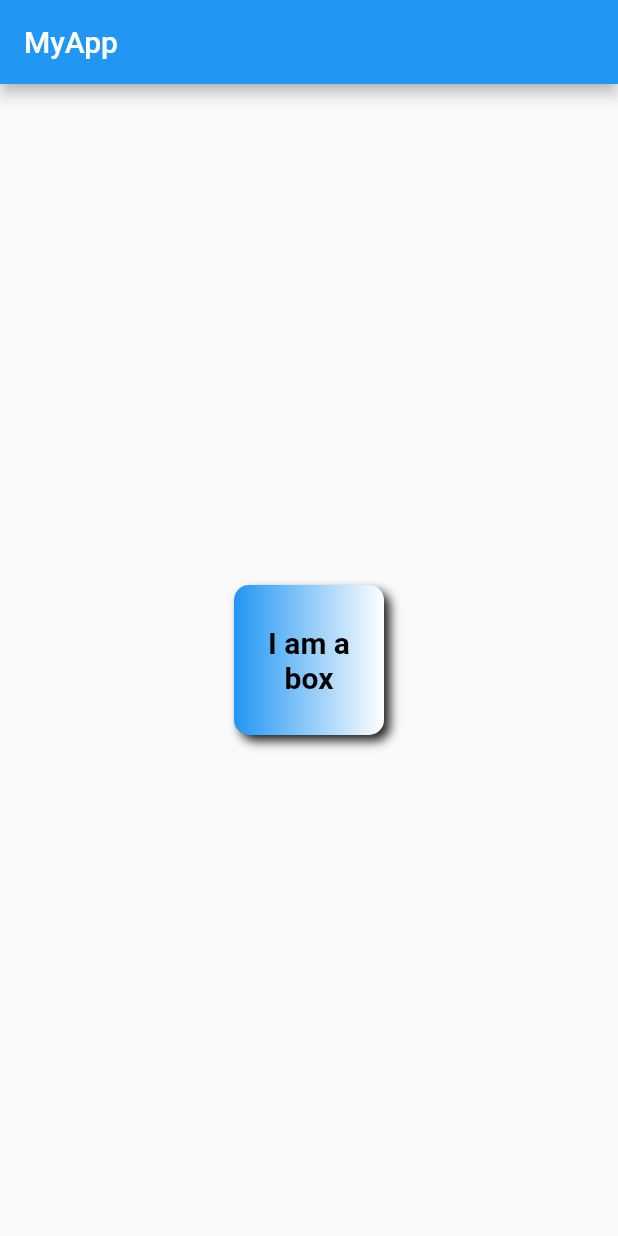
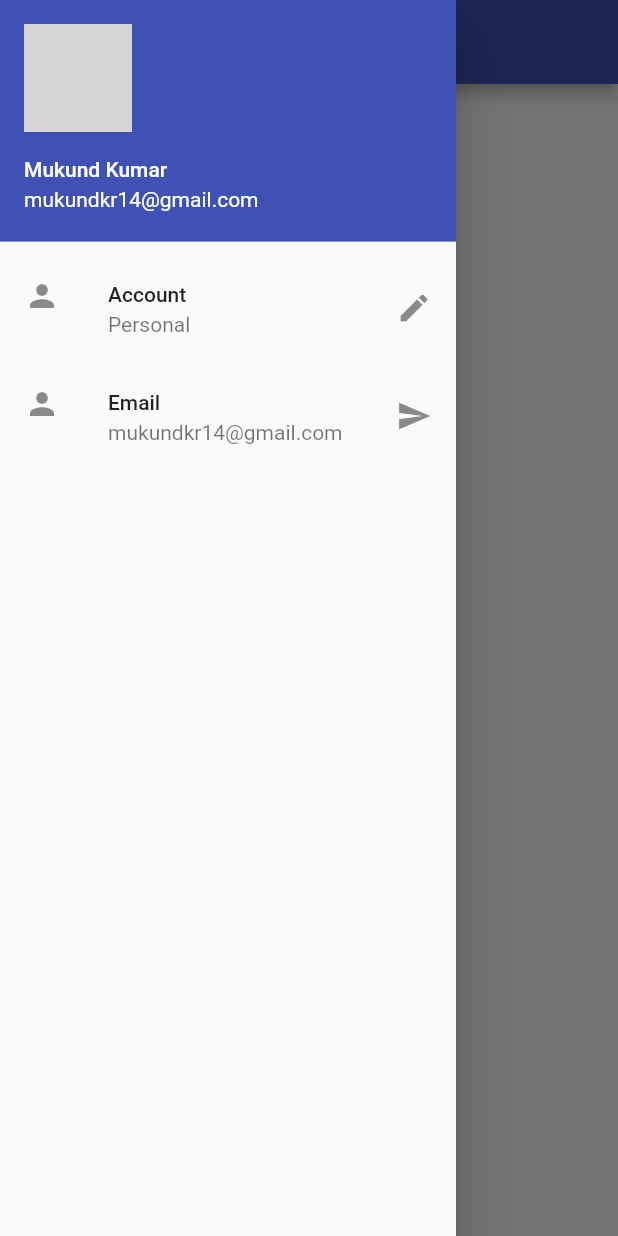
Before and after one commit to mukundkr14/first_app, a Flutter app: the screen it shows after launch, with the side drawer open (before the commit the screen has no drawer), on a phone screen of 412 x 824 dp. Run offline on Flutter 3.47's test engine with Material 2 defaults, Android fonts, the phone set to English and light mode, and no system bars; network calls fail; grey boxes are pictures that could not be loaded.

Commit message:
ch3 completed

```diff
--- a/lib/main.dart
+++ b/lib/main.dart
@@ -1,10 +1,13 @@
 import 'package:flutter/material.dart';
 
 void main() {
-  runApp(MaterialApp(
+  runApp(
+    MaterialApp(
       title: "MyApp",
       home: HomePage(),
-  ));
+      theme: ThemeData(primarySwatch: Colors.indigo),
+    ),
+  );
 }
 
 class HomePage extends StatelessWidget {
@@ -14,35 +17,51 @@ class HomePage extends StatelessWidget {
       appBar: AppBar(
         title: Text("MyApp"),
       ),
-        body: Center(
-          child: Container(
-            padding: const EdgeInsets.all(8),
-            alignment: Alignment.center,
-            // margin: const EdgeInsets.all(8),
-            // color: Colors.teal,
-            // color not supported with decoration, use color inside decoration
-            width: 100,
-            height: 100,
-            decoration: BoxDecoration(
-                // shape: BoxShape.circle,
-                borderRadius: BorderRadius.circular(10),
-                boxShadow: [
-                  BoxShadow(
-                      color: Colors.grey[900],
-                      blurRadius: 5.0,
-                      offset: Offset(4.0, 4.0))
-                ],
-                color: Colors.teal,
-                gradient: LinearGradient(colors: [Colors.blue, Colors.white])),
-            child: Text(
-              "I am a box",
-              textAlign: TextAlign.center,
-              style: TextStyle(
-                  color: Colors.black,
-                  fontWeight: FontWeight.bold,
-                  fontSize: 20),
+      body: Container(),
+      drawer: Drawer(
+        child: ListView(
+          padding: EdgeInsets.zero,
+          children: <Widget>[
+            UserAccountsDrawerHeader(
+              accountName: Text("Mukund Kumar"),
+              accountEmail: Text("mukundkr14@gmail.com"),
+              //   currentAccountPicture: Image.network(
+              //       "https://images.unsplash.com/photo-1455274111113-575d080ce8cd?ixid=MnwxMjA3fDB8MHxwaG90by1wYWdlfHx8fGVufDB8fHx8&ixlib=rb-1.2.1&auto=format&fit=crop&w=634&q=80"),
+              // ),
+              currentAccountPicture: CircleAvatar(
+                backgroundImage: NetworkImage(
+                    "https://images.unsplash.com/photo-1455274111113-575d080ce8cd?ixid=MnwxMjA3fDB8MHxwaG90by1wYWdlfHx8fGVufDB8fHx8&ixlib=rb-1.2.1&auto=format&fit=crop&w=634&q=80"),
               ),
             ),
-        ));
+            // DrawerHeader(
+            //   child: Text(
+            //     "Hi I am drawer",
+            //     style: TextStyle(color: Colors.white),
+            //   ),
+            //   decoration: BoxDecoration(color: Colors.indigo),
+
+            // ),
+            ListTile(
+              leading: Icon(Icons.person),
+              title: Text("Account"),
+              subtitle: Text("Personal"),
+              trailing: Icon(Icons.edit),
+            ),
+            ListTile(
+              leading: Icon(Icons.person),
+              title: Text("Email"),
+              subtitle: Text("mukundkr14@gmail.com"),
+              trailing: Icon(Icons.send),
+            )
+          ],
+        ),
+      ),
+      floatingActionButtonLocation: FloatingActionButtonLocation.centerFloat,
+      floatingActionButton: FloatingActionButton(
+        onPressed: () {},
+        child: Icon(Icons.edit),
+        mini: true,
+      ),
+    );
   }
 }
```
Lines whose indentation alone changed are shown as unchanged.
